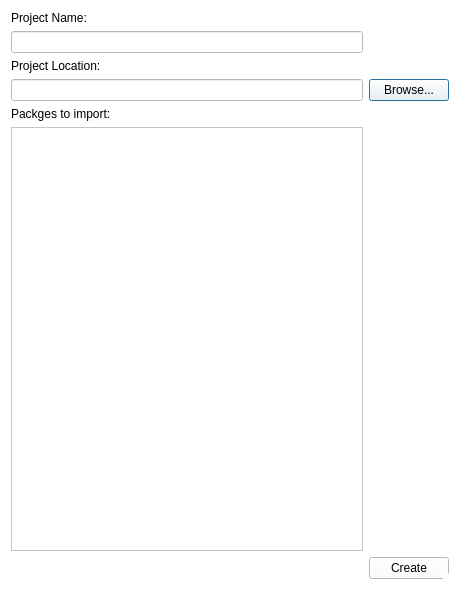
lythm/ld3d, file dev/src/GameStudio/form_projectwizard.ui: the form before one commit.
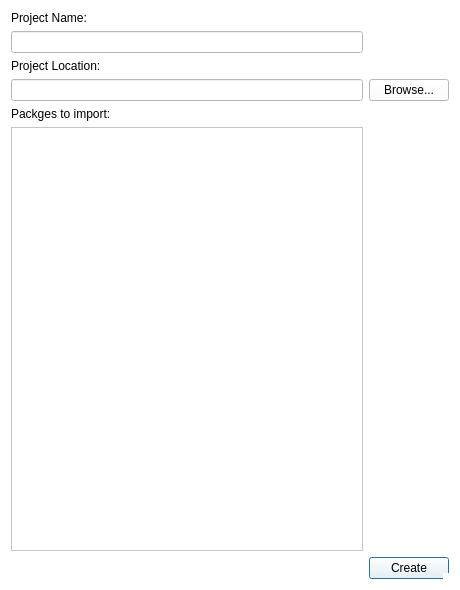
The form after the commit.

Diff of the .ui file:
```diff
--- a/dev/src/GameStudio/form_projectwizard.ui
+++ b/dev/src/GameStudio/form_projectwizard.ui
@@ -43,6 +43,9 @@
      <property name="text">
       <string>Create</string>
      </property>
+     <property name="default">
+      <bool>true</bool>
+     </property>
     </widget>
    </item>
    <item row="1" column="0">
```
